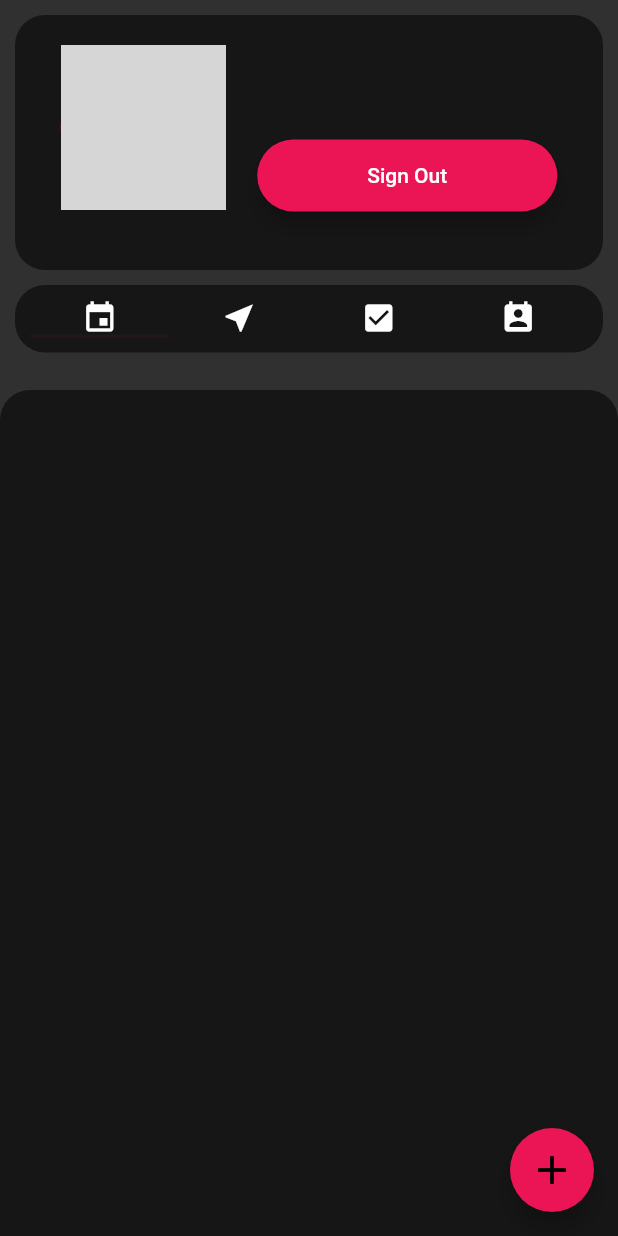
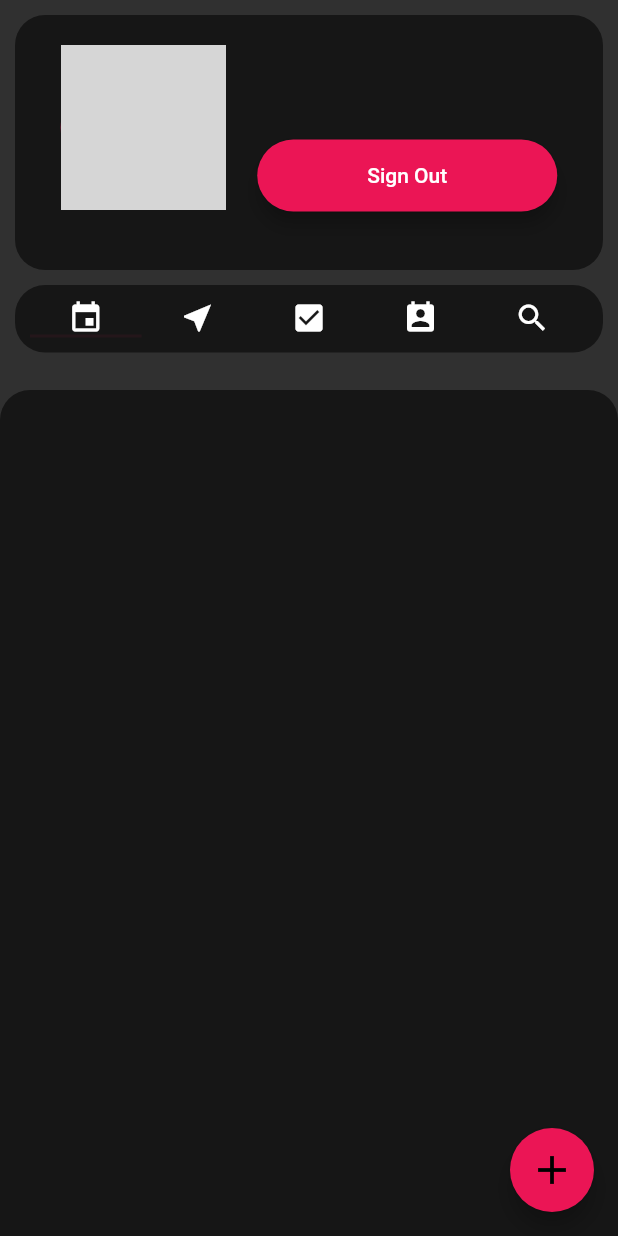
Before and after one commit to Kishor-chhetri/Mission-Sewa, a Flutter app: the EventScreen screen opened by its route, on a phone screen of 412 x 824 dp. Run offline on Flutter 3.47's test engine with Material 2 defaults, Android fonts, the light colour scheme and no system bars; our stand-ins replace animated_text_kit, cloud_firestore, firebase_auth, firebase_core, google_sign_in, modal_progress_hud and 2 more; accounts and stored records are empty; network calls fail; grey boxes are pictures that could not be loaded.

Commit message:
Search functionality started

```diff
--- a/lib/Screens/event_container.dart
+++ b/lib/Screens/event_container.dart
@@ -18,6 +18,7 @@ class EventContainer extends StatefulWidget {
 }
 
 class _EventContainerState extends State<EventContainer> {
+
   @override
   Widget build(BuildContext context) {
     return Container(
--- a/lib/Screens/event_screen.dart
+++ b/lib/Screens/event_screen.dart
@@ -1,6 +1,7 @@
 import 'package:flutter/cupertino.dart';
 import 'package:flutter/material.dart';
 import 'package:mission_app/Screens/nearby_events.dart';
+import 'package:mission_app/Screens/search_events.dart';
 import 'package:mission_app/Screens/interested_events.dart';
 import 'package:mission_app/Screens/my_events_screen.dart';
 import 'package:mission_app/components/sign_in.dart';
@@ -26,7 +27,7 @@ class _EventScreenState extends State<EventScreen>
   void initState() {
     // TODO: implement initState
     super.initState();
-    _tabController = TabController(length: 4, vsync: this);
+    _tabController = TabController(length: 5, vsync: this);
   }
 
   void eventsStream() async {
@@ -151,6 +152,12 @@ class _EventScreenState extends State<EventScreen>
                     size: 24,
                     semanticLabel: 'My Events',
                   ),
+                  Icon(
+                    Icons.search,
+                    color: Colors.white,
+                    size: 24,
+                    semanticLabel: 'Search Events',
+                  ),
                 ],
               ),
             ),
@@ -165,6 +172,7 @@ class _EventScreenState extends State<EventScreen>
                     NearbyEvents(),
                     MyEvents(),
                     InterestedEvents(),
+                    SearchEvents(),
                   ],
                   controller: _tabController,
                 ))
```
Also changed, not shown: lib/Screens/search_events.dart (added, +64 -0 lines), pubspec.lock, 1 other file.
